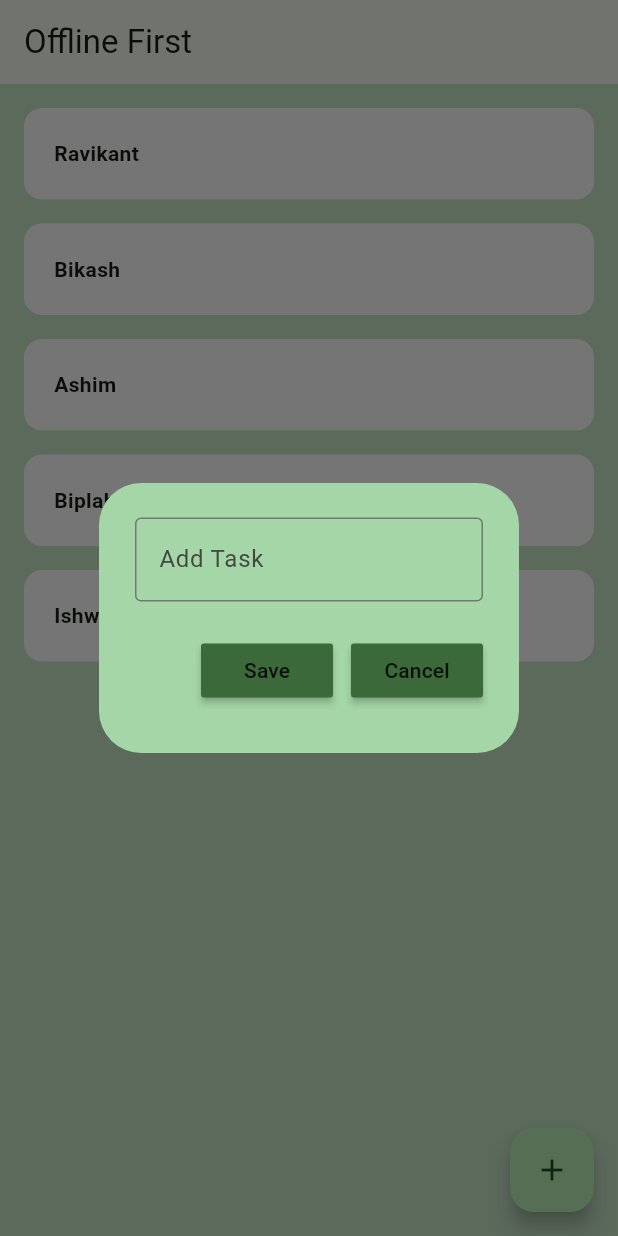
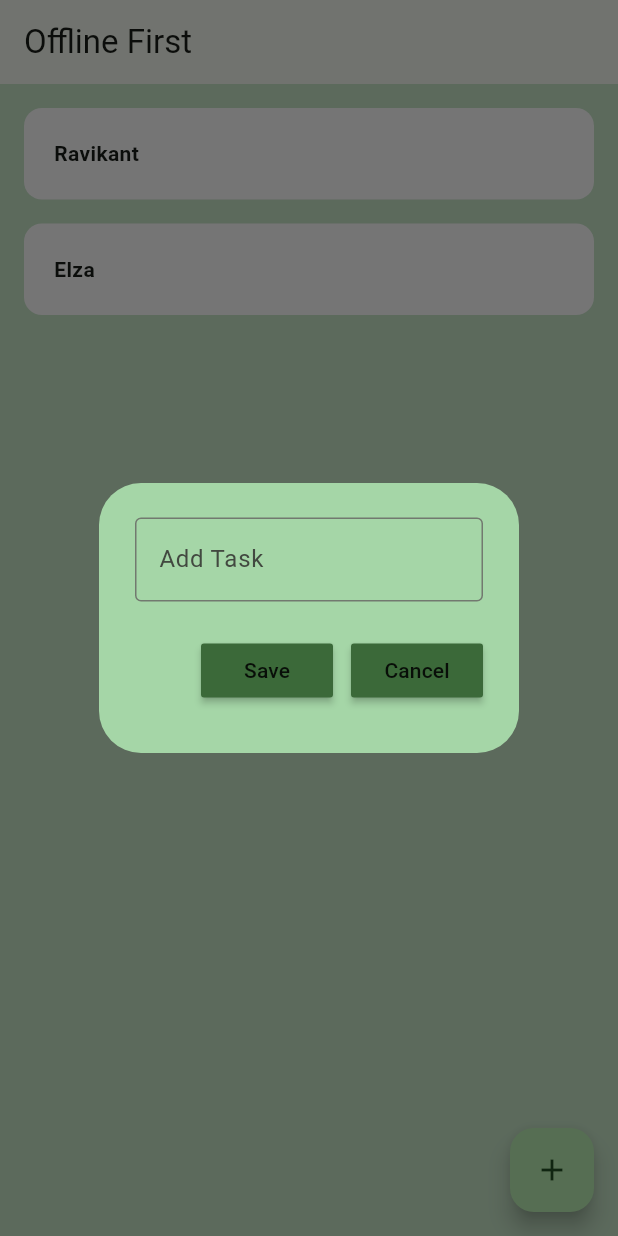
Before and after one commit to ravikant-paudel/offline_first, a Flutter app: the screen it shows after launch, after a tap on the "add" icon, on a phone screen of 412 x 824 dp. Run offline on Flutter 3.47's test engine with Material 2 defaults, Android fonts, the phone set to English and light mode, and no system bars; drawn by our look-alikes of flutter_slidable; our stand-ins replace hive_flutter; accounts and stored records are empty.

Commit message:
:sparkles: Add hive dbin project

```diff
--- /dev/null
+++ b/lib/data/database.dart
@@ -0,0 +1,30 @@
+import 'package:hive_flutter/hive_flutter.dart';
+
+class TaskDataBase {
+  List offlineList = [];
+
+  // reference our box
+  final _myBox = Hive.box('my_offline_box');
+
+  // run this method if this is the 1st time ever opening this app
+  void createInitialData() {
+    offlineList = [
+      "Ravikant",
+      "Elza",
+    ];
+    // taskList = [
+    //   ["Ravikant", false],
+    //   ["Elza", false],
+    // ];
+  }
+
+  // load the data from database
+  void loadData() {
+    offlineList = _myBox.get("TASK_LIST");
+  }
+
+  // update the database
+  void updateDataBase() {
+    _myBox.put("TASK_LIST", offlineList);
+  }
+}
--- a/lib/home_page.dart
+++ b/lib/home_page.dart
@@ -1,4 +1,6 @@
 import 'package:flutter/material.dart';
+import 'package:hive_flutter/hive_flutter.dart';
+import 'package:offline_first/data/database.dart';
 import 'package:offline_first/utils/dialog_box.dart';
 import 'package:offline_first/utils/task_tile.dart';
 
@@ -10,7 +12,20 @@ class HomePage extends StatefulWidget {
 }
 
 class _HomePageState extends State<HomePage> {
-  List offlineList = ["Ravikant", "Bikash", "Ashim", "Biplab", "Ishwor"];
+  final _myOfflineBox = Hive.box('my_offline_box');
+  TaskDataBase db = TaskDataBase();
+
+  @override
+  void initState() {
+    // is Initial
+    if (_myOfflineBox.get("TASK_LIST") == null) {
+      db.createInitialData();
+    } else {
+      //data exist
+      db.loadData();
+    }
+    super.initState();
+  }
 
   final _controller = TextEditingController();
 
@@ -26,10 +41,10 @@ class _HomePageState extends State<HomePage> {
         child: const Icon(Icons.add),
       ),
       body: ListView.builder(
-        itemCount: offlineList.length,
+        itemCount: db.offlineList.length,
         itemBuilder: (context, index) {
           return TaskTile(
-            taskName: offlineList[index],
+            taskName: db.offlineList[index],
             deleteFunction: (context) => deleteTask(index),
           );
         },
@@ -54,16 +69,18 @@ class _HomePageState extends State<HomePage> {
 
   void onDataSave() {
     setState(() {
-      offlineList.add(_controller.text);
+      db.offlineList.add(_controller.text);
       _controller.clear();
     });
     Navigator.of(context).pop();
+    db.updateDataBase();
   }
 
   //To delete task
   void deleteTask(int index) {
     setState(() {
-      offlineList.removeAt(index);
+      db.offlineList.removeAt(index);
     });
+    db.updateDataBase();
   }
 }
--- a/lib/main.dart
+++ b/lib/main.dart
@@ -1,8 +1,14 @@
 import 'package:flutter/material.dart';
+import 'package:hive_flutter/hive_flutter.dart';
 import 'package:offline_first/home_page.dart';
 
 void main() async {
   WidgetsFlutterBinding.ensureInitialized();
+  //initial hive
+  await Hive.initFlutter();
+  // Open a box
+  var box = await Hive.openBox('my_offline_box');
+
   runApp(const MyApp());
 }
 
--- a/pubspec.yaml
+++ b/pubspec.yaml
@@ -11,11 +11,15 @@ dependencies:
     sdk: flutter
   path_provider: ^2.1.1
   flutter_slidable: ^3.0.0
+  hive: ^2.2.3
+  hive_flutter: ^1.1.0
 
 dev_dependencies:
   flutter_test:
     sdk: flutter
   flutter_lints: ^2.0.3
+  hive_generator: ^2.0.1
+  build_runner: ^2.4.6
 
 flutter:
   uses-material-design: true
```
Also changed, not shown: pubspec.lock.
